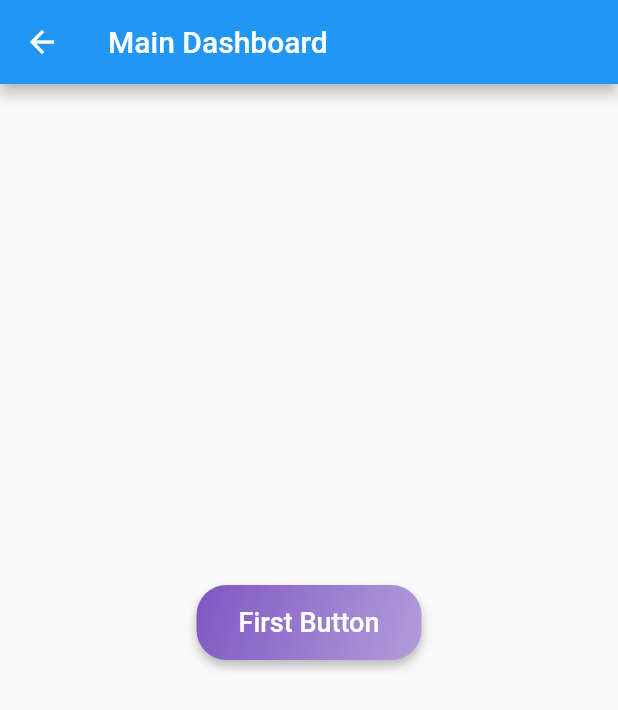
After one commit to RaghvendraDev/custom_flutter_app, a Flutter app: the MainDashboard screen opened by its route, on a phone screen of 412 x 824 dp. The commit adds this screen. Shown: the top 710 px of the screen. Run offline on Flutter 3.47's test engine with Material 2 defaults, Android fonts, the phone set to English and light mode, and no system bars; our stand-ins replace google_fonts, velocity_x.

Commit message:
login, dashboard, user dashboard, buttons, functions calling

```diff
--- a/lib/main.dart
+++ b/lib/main.dart
@@ -1,4 +1,5 @@
-import 'package:customapp/pages/home_dashboard.dart';
+import 'package:customapp/pages/dashboard/dashboard_page.dart';
+import 'package:customapp/pages/user_dashboard.dart';
 import 'package:customapp/pages/login_page.dart';
 import 'package:customapp/utils/myRoutes.dart';
 import 'package:flutter/material.dart';
@@ -19,7 +20,8 @@ class MyApp extends StatelessWidget {
       routes: {
         "/": (context) => LoginPage(),
         MyRoutes.loginRoute: (context) => LoginPage(),
-        MyRoutes.homeDashboardRoute: (context) => HomeDashboardPage(),
+        MyRoutes.userDashboardRoute: (context) => UserDashboardPage(),
+        MyRoutes.mainDashboardRoute: (context) => MainDashboard(),
       },
     );
   }
--- /dev/null
+++ b/lib/pages/dashboard/dashboard_page.dart
@@ -0,0 +1,54 @@
+import 'package:customapp/utils/myRoutes.dart';
+import 'package:customapp/widget/custom_buttons/gradient_button.dart';
+import 'package:customapp/widget/custom_buttons/square_button_with_white_fill.dart';
+import 'package:flutter/material.dart';
+import 'package:velocity_x/velocity_x.dart';
+
+class MainDashboard extends StatelessWidget {
+  const MainDashboard({Key? key}) : super(key: key);
+
+  @override
+  Widget build(BuildContext context) {
+    return Scaffold(
+        appBar: AppBar(
+          title: "Main Dashboard".text.make(),
+        ),
+        body: Center(
+          child: Column(
+            crossAxisAlignment: CrossAxisAlignment.start,
+            mainAxisAlignment: MainAxisAlignment.center,
+            children: [
+              // ElevatedButton(
+              //   onPressed: () {
+              //     sayHello(context);
+              //   },
+              //   child: Text("Hello"),
+              // ),
+              GradientButton(
+                  buttonText: "First Button",
+                  width: 150,
+                  height: 50,
+                  buttonclicked: () {
+                    sayHello(context);
+                  }),
+              SizedBox(
+                height: 50,
+              ),
+              // SquareButtonWithColorFill(
+              //     buttonText: "First Button",
+              //     width: 150,
+              //     height: 50,
+              //     onpressed: heySecondButton),
+            ],
+          ),
+        ));
+  }
+
+  void sayHello(var _ctx) {
+    Navigator.pushNamed(_ctx, MyRoutes.userDashboardRoute);
+  }
+
+  void heySecondButton() {
+    print("Hello Second");
+  }
+}
--- a/lib/utils/myRoutes.dart
+++ b/lib/utils/myRoutes.dart
@@ -1,4 +1,5 @@
 class MyRoutes {
   static String loginRoute = "/login";
-  static String homeDashboardRoute = "/homeDashboard";
+  static String userDashboardRoute = "/userDashboard";
+  static String mainDashboardRoute = "/mainDashboard";
 }
--- /dev/null
+++ b/lib/widget/custom_buttons/gradient_button.dart
@@ -0,0 +1,72 @@
+import 'package:flutter/material.dart';
+
+class GradientButton extends StatelessWidget {
+  final String buttonText;
+  final double width;
+  final double height;
+  final Function buttonclicked;
+
+  const GradientButton({
+    Key? key,
+    required this.buttonText,
+    required this.width,
+    required this.height,
+    required this.buttonclicked,
+  }) : super(key: key);
+
+  @override
+  Widget build(BuildContext context) {
+    return Padding(
+      padding: const EdgeInsets.all(10.0),
+      child: Container(
+        decoration: BoxDecoration(
+          boxShadow: [
+            BoxShadow(
+                color: Colors.black26, offset: Offset(0, 4), blurRadius: 5.0)
+          ],
+          gradient: LinearGradient(
+            begin: Alignment.topLeft,
+            end: Alignment.bottomRight,
+            stops: [0.0, 1.0],
+            colors: [
+              Colors.deepPurple.shade400,
+              Colors.deepPurple.shade200,
+            ],
+          ),
+          color: Colors.deepPurple.shade300,
+          borderRadius: BorderRadius.circular(20),
+        ),
+        child: ElevatedButton(
+          style: ButtonStyle(
+            shape: MaterialStateProperty.all<RoundedRectangleBorder>(
+              RoundedRectangleBorder(
+                borderRadius: BorderRadius.circular(20.0),
+              ),
+            ),
+            minimumSize: MaterialStateProperty.all(Size(width, height)),
+            backgroundColor: MaterialStateProperty.all(Colors.transparent),
+            // elevation: MaterialStateProperty.all(3),
+            shadowColor: MaterialStateProperty.all(Colors.transparent),
+          ),
+          onPressed: () {
+            buttonclicked();
+          },
+          child: Padding(
+            padding: const EdgeInsets.only(
+              top: 10,
+              bottom: 10,
+            ),
+            child: Text(
+              buttonText,
+              style: const TextStyle(
+                fontSize: 18,
+                // fontWeight: FontWeight.w700,
+                color: Colors.white,
+              ),
+            ),
+          ),
+        ),
+      ),
+    );
+  }
+}
--- a/pubspec.yaml
+++ b/pubspec.yaml
@@ -32,6 +32,7 @@ dependencies:
     sdk: flutter
   google_fonts: ^2.1.0
   http: ^0.13.3
+  velocity_x: ^3.3.0
 
 dev_dependencies:
   flutter_lints: ^1.0.0
```
Also changed, not shown: lib/pages/home_dashboard.dart (deleted, +0 -89 lines), lib/pages/login_page.dart (+26 -13 lines), lib/pages/user_dashboard.dart (added, +107 -0 lines), lib/pages/user_dashboard_pages/user_dashboard_header_page.dart (added, +25 -0 lines), lib/pages/user_dashboard_pages/user_image.dart (added, +15 -0 lines), lib/pages/user_dashboard_pages/user_list.dart (added, +95 -0 lines), lib/widget/custom_buttons/square_button_with_white_fill.dart (added, +43 -0 lines), pubspec.lock.
